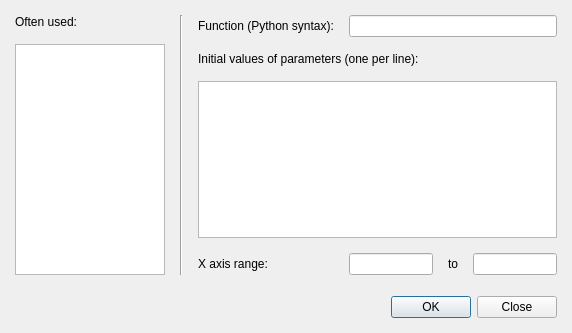
Old version of the form lib/nicos/gui/panels/fit_arby.ui in the repository mlz-ictrl/nicos.
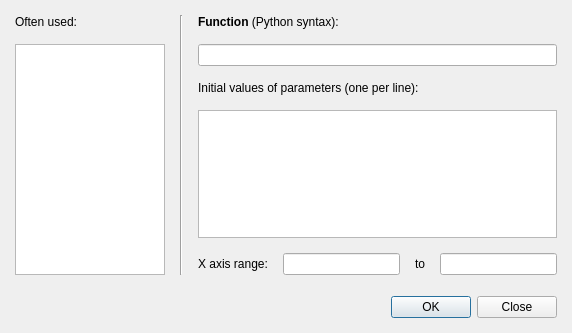
New version of the form.

The edit to the form file:
```diff
--- a/lib/nicos/gui/panels/fit_arby.ui
+++ b/lib/nicos/gui/panels/fit_arby.ui
@@ -19,51 +19,48 @@
      <property name="bottomMargin">
       <number>6</number>
      </property>
-     <item row="1" column="2">
+     <item row="1" column="2" colspan="4">
       <widget class="QLabel" name="label">
        <property name="text">
-        <string>Function (Python syntax):</string>
+        <string>&lt;span style=&quot; font-weight:600;&quot;&gt;Function&lt;/span&gt; (Python syntax):</string>
        </property>
       </widget>
      </item>
-     <item row="2" column="2" colspan="4">
+     <item row="3" column="2" colspan="4">
       <widget class="QLabel" name="label_2">
        <property name="text">
         <string>Initial values of parameters (one per line):</string>
        </property>
       </widget>
      </item>
-     <item row="4" column="2">
+     <item row="5" column="2">
       <widget class="QLabel" name="label_4">
        <property name="text">
         <string>X axis range:</string>
        </property>
       </widget>
      </item>
-     <item row="4" column="5">
+     <item row="5" column="5">
       <widget class="QLineEdit" name="xto">
        <property name="text">
         <string/>
        </property>
       </widget>
      </item>
-     <item row="1" column="3" colspan="3">
-      <widget class="QLineEdit" name="function"/>
-     </item>
-     <item row="3" column="2" colspan="4">
+     <item row="4" column="2" colspan="4">
       <widget class="QTextEdit" name="fitparams"/>
      </item>
-     <item row="4" column="3">
+     <item row="5" column="3">
       <widget class="QLineEdit" name="xfrom"/>
      </item>
-     <item row="4" column="4">
+     <item row="5" column="4">
       <widget class="QLabel" name="label_5">
        <property name="text">
         <string>to</string>
        </property>
       </widget>
      </item>
-     <item row="1" column="0" rowspan="4">
+     <item row="1" column="0" rowspan="5">
       <layout class="QVBoxLayout" name="verticalLayout_2">
        <item>
         <widget class="QLabel" name="label_3">
@@ -90,13 +87,16 @@
        </item>
       </layout>
      </item>
-     <item row="1" column="1" rowspan="4">
+     <item row="1" column="1" rowspan="5">
       <widget class="Line" name="line">
        <property name="orientation">
         <enum>Qt::Vertical</enum>
        </property>
       </widget>
      </item>
+     <item row="2" column="2" colspan="4">
+      <widget class="QLineEdit" name="function"/>
+     </item>
     </layout>
    </item>
    <item>
```
Left out of the diff: 1 changed line with no effect on the pictures.
